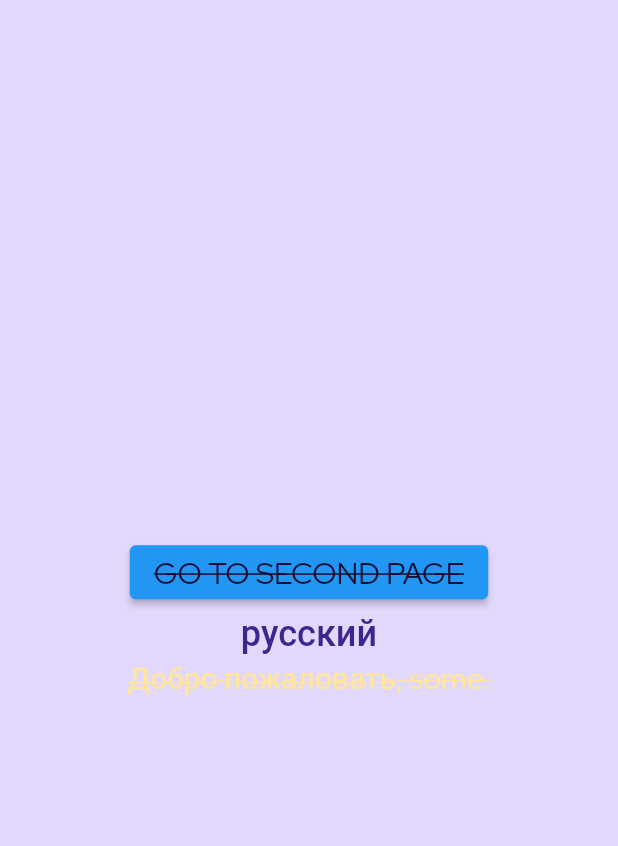
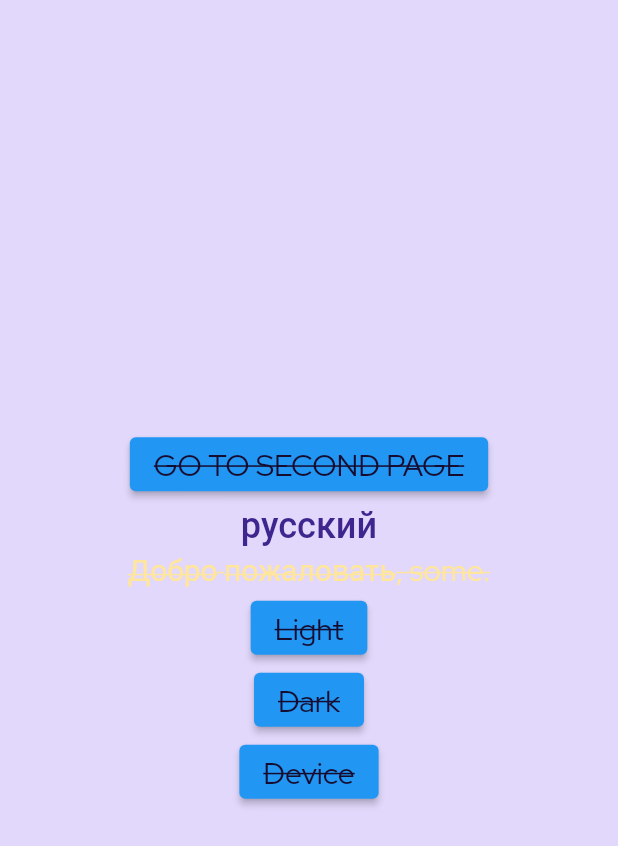
Before and after one commit to arutyun88/kap, a Flutter app: the screen it shows after launch, on a phone screen of 412 x 824 dp. Shown: the top 846 px of the screen. Run offline on Flutter 3.47's test engine with Material 2 defaults, Android fonts, the phone set to English and light mode, and no system bars; our stand-ins replace auto_route, firebase_core, firebase_database, get, hive, package_info_plus; accounts and stored records are empty; generated files the repository leaves out were written again; statements that could not run were skipped.

Commit message:
service: theme service

```diff
--- a/lib/app/modules/first/views/first_view.dart
+++ b/lib/app/modules/first/views/first_view.dart
@@ -5,7 +5,9 @@ import 'package:get/get.dart';
 import 'package:kap/app/modules/first/controllers/first_controller.dart';
 import 'package:kap/config/l10n/custom_app_localizations.dart';
 import 'package:kap/config/palette/palette.dart';
+import 'package:kap/config/theme/app_theme.dart';
 import 'package:kap/config/theme/typography.dart';
+import 'package:kap/services/theme_service.dart';
 
 @RoutePage()
 class FirstView extends StatelessWidget {
@@ -36,6 +38,18 @@ class FirstView extends StatelessWidget {
                   context.dictionary.helloWithUsername('some'),
                   style: context.theme.textTheme.through.copyWith(color: Palette.support.warning.light),
                 ),
+                ElevatedButton(
+                  onPressed: () => ThemeService.to.change(AppTheme.light),
+                  child: Text('Light', style: context.theme.textTheme.through),
+                ),
+                ElevatedButton(
+                  onPressed: () => ThemeService.to.change(AppTheme.dark),
+                  child: Text('Dark', style: context.theme.textTheme.through),
+                ),
+                ElevatedButton(
+                  onPressed: () => ThemeService.to.change(null),
+                  child: Text('Device', style: context.theme.textTheme.through),
+                ),
               ],
             ),
           ),
--- a/lib/app/modules/my_app.dart
+++ b/lib/app/modules/my_app.dart
@@ -1,10 +1,9 @@
 import 'package:flutter/material.dart';
-import 'package:flutter/scheduler.dart';
 import 'package:get/get.dart';
 import 'package:flutter_gen/gen_l10n/app_localizations.dart';
-import 'package:kap/config/theme/app_theme.dart';
 import 'package:kap/router/app_router.dart';
 import 'package:kap/services/localization_service.dart';
+import 'package:kap/services/theme_service.dart';
 
 final _appRouter = AppRouter();
 
@@ -16,9 +15,7 @@ class MyApp extends StatelessWidget {
     return Obx(
       () => MaterialApp.router(
         title: 'Kap mobile',
-        theme: SchedulerBinding.instance.platformDispatcher.platformBrightness == Brightness.dark
-            ? AppTheme.dark
-            : AppTheme.light,
+        theme: ThemeService.to.theme.value,
         routerConfig: _appRouter.config(),
         locale: LocalizationService.locale,
         supportedLocales: AppLocalizations.supportedLocales,
--- a/lib/config/theme/app_theme.dart
+++ b/lib/config/theme/app_theme.dart
@@ -7,6 +7,7 @@ class AppTheme {
         fontFamily: 'Red Hat Display',
         fontMainColor: Palette.main.primary.dark,
       ).copyWith(
+        brightness: Brightness.light,
         scaffoldBackgroundColor: Palette.background.light,
         appBarTheme: const AppBarTheme(
           systemOverlayStyle: SystemUiOverlayStyle.dark,
@@ -14,10 +15,10 @@ class AppTheme {
       );
 
   static ThemeData get dark => _Theme.theme(
-        fontFamily: 'Panchang',
-        // fontFamily: 'Red Hat Display',
+        fontFamily: 'Red Hat Display',
         fontMainColor: Palette.main.secondary,
       ).copyWith(
+        brightness: Brightness.dark,
         scaffoldBackgroundColor: Palette.background.dark,
         appBarTheme: const AppBarTheme(
           systemOverlayStyle: SystemUiOverlayStyle.light,
--- a/lib/services/storage/storage_service.dart
+++ b/lib/services/storage/storage_service.dart
@@ -6,16 +6,15 @@ import 'package:kap/services/storage_keys.dart';
 class StorageService extends GetxService {
   static StorageService to = Get.find<StorageService>();
 
-  StorageService._(this.themeName, this.localeName);
+  StorageService._(this.box);
 
   static Future<void> init() async {
     Hive.init(EnvironmentService.to.documentsDirectory.path);
     final box = await Hive.openBox(StorageKeys.settings);
-    final String? theme = box.get(StorageKeys.theme);
-    final String? locale = box.get(StorageKeys.locale);
-    Get.lazyPut(() => StorageService._(theme.obs, locale.obs));
+    Get.lazyPut(() => StorageService._(box));
   }
 
-  final Rx<String?> themeName;
-  final Rx<String?> localeName;
+  Future<void> set(String key, dynamic value) async => await box.put(key, value);
+
+  final Box box;
 }
--- /dev/null
+++ b/lib/services/theme_service.dart
@@ -0,0 +1,36 @@
+import 'dart:async';
+
+import 'package:flutter/material.dart';
+import 'package:flutter/scheduler.dart';
+import 'package:get/get.dart';
+import 'package:kap/config/theme/app_theme.dart';
+import 'package:kap/services/storage/storage_service.dart';
+import 'package:kap/services/storage_keys.dart';
+
+class ThemeService extends GetxService {
+  ThemeService._(this.theme);
+
+  static ThemeService to = Get.find<ThemeService>();
+
+  static Future<void> init() async {
+    final themeName = StorageService.to.box.get(StorageKeys.theme);
+    final ThemeData themeData = themeName == null
+        ? _platformTheme()
+        : themeName == AppTheme.dark.brightness.name
+            ? AppTheme.dark
+            : AppTheme.light;
+    Get.lazyPut(() => ThemeService._(themeData.obs));
+  }
+
+  static ThemeData _platformTheme() =>
+      SchedulerBinding.instance.platformDispatcher.platformBrightness == Brightness.dark
+          ? AppTheme.dark
+          : AppTheme.light;
+
+  final Rx<ThemeData> theme;
+
+  void change(ThemeData? value) {
+    theme.value = value ?? _platformTheme();
+    StorageService.to.set(StorageKeys.theme, value?.brightness.name);
+  }
+}
```
Also changed, not shown: lib/config/main_init.dart (+20 -3 lines).
